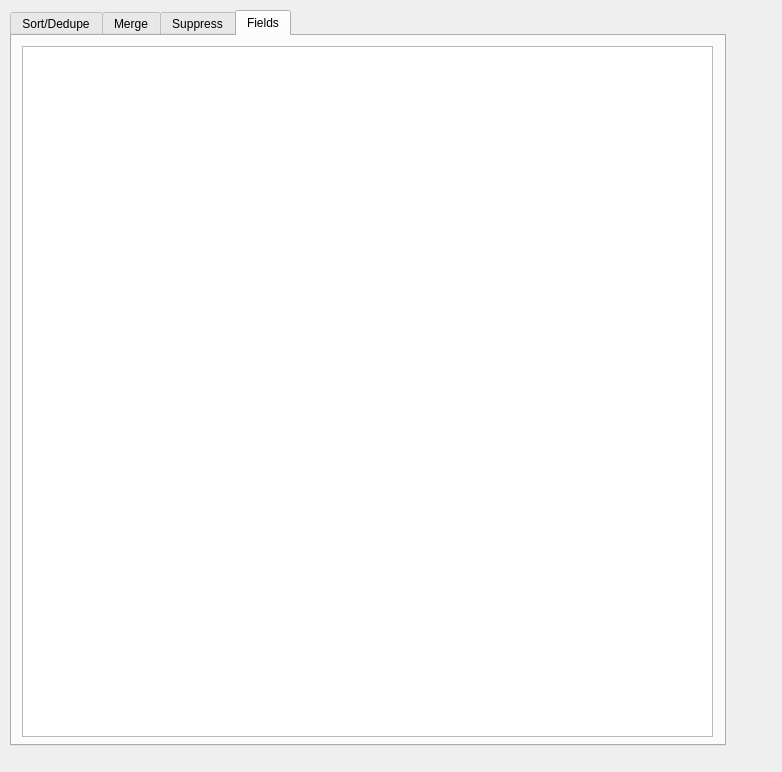
First picture: the form in zeex/core/ui/actions/merge_purge.ui, repository zbarge/zeex, before the edit.
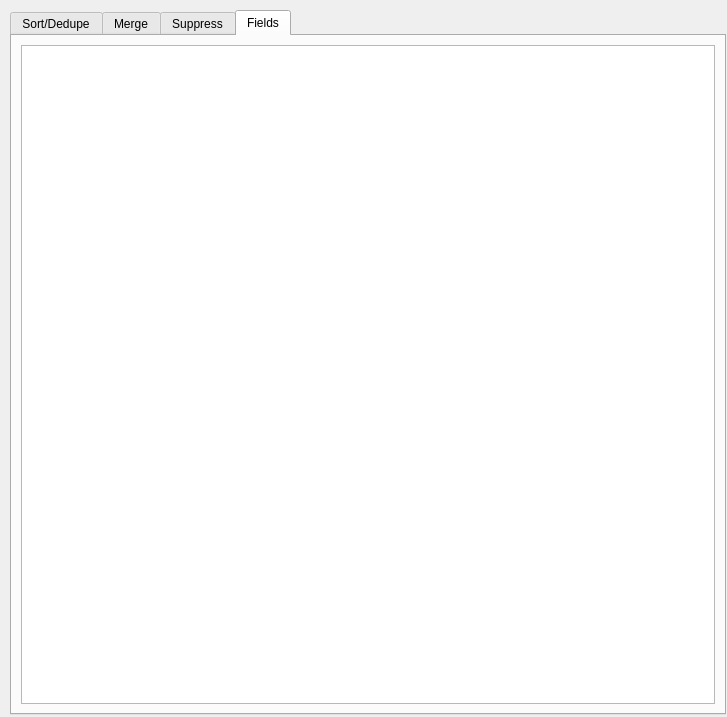
Second picture: the form after the edit. The open tabs and pages were chosen to show the change.

Commit message: Working on field setup so merge/purge can go smoothly

What changed in the file:
```diff
--- a/zeex/core/ui/actions/merge_purge.ui
+++ b/zeex/core/ui/actions/merge_purge.ui
@@ -6,8 +6,8 @@
    <rect>
     <x>0</x>
     <y>0</y>
-    <width>782</width>
-    <height>772</height>
+    <width>727</width>
+    <height>717</height>
    </rect>
   </property>
   <property name="sizePolicy">
@@ -25,7 +25,7 @@
      <x>10</x>
      <y>10</y>
      <width>716</width>
-     <height>736</height>
+     <height>705</height>
     </rect>
    </property>
    <property name="sizePolicy">
@@ -341,21 +341,15 @@
     <attribute name="title">
      <string>Fields</string>
     </attribute>
-    <widget class="QWidget" name="horizontalLayoutWidget">
-     <property name="geometry">
-      <rect>
-       <x>10</x>
-       <y>10</y>
-       <width>691</width>
-       <height>691</height>
-      </rect>
-     </property>
+    <layout class="QHBoxLayout" name="horizontalLayout_6">
+     <item>
      <layout class="QHBoxLayout" name="horizontalLayout">
       <item>
        <widget class="QTableView" name="fieldsTableView"/>
       </item>
      </layout>
-    </widget>
+     </item>
+    </layout>
    </widget>
   </widget>
  </widget>
```
Left out of the diff: 4 changed lines with no effect on the pictures. Lines whose indentation alone changed are shown as unchanged. The commit also changes 11 other files.
